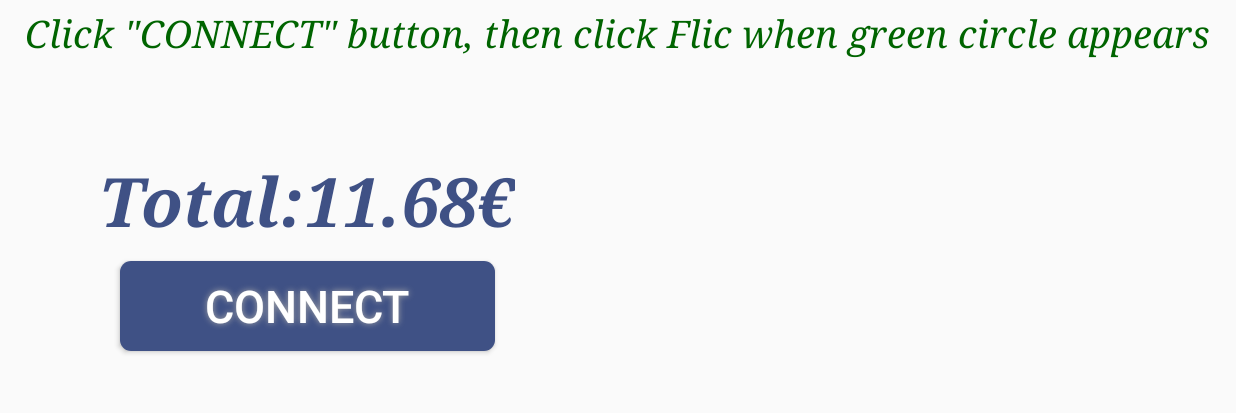
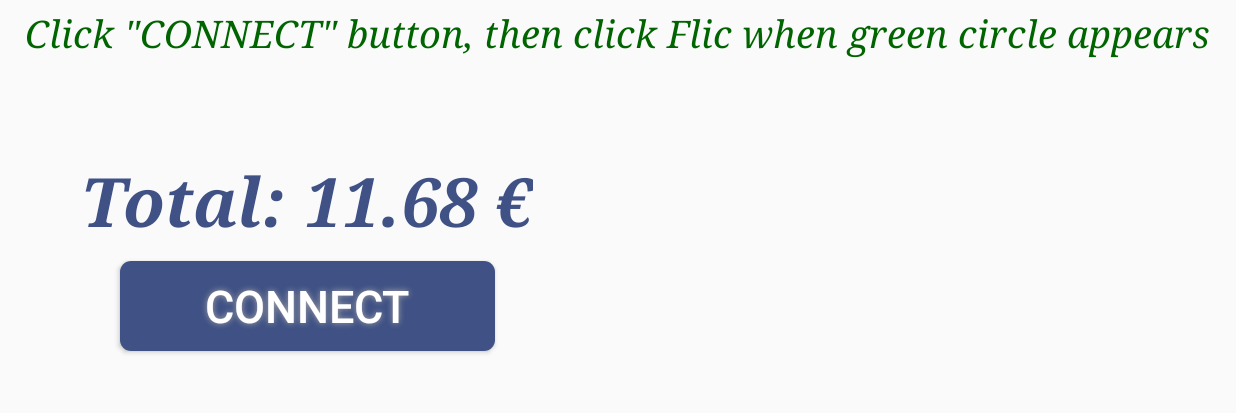
Before and after one commit to LiPingjiang/FlicPay, an Android app: the screen it shows after launch (MainActivity), on a phone screen of 824 x 412 dp (held sideways), the part 139-552 px from its top. Run offline under Robolectric (Android 15) with nearby library versions, the phone set to English and light mode, and no system bars; libraries missing offline, so code that uses them is left out: com.loopj.android, cz.msebera.android; 1 statement that could not run was skipped.

Commit message:
fix string format bugs

```diff
--- a/FlicPay/app/src/main/java/com/example/l/flicpay/MainActivity.java
+++ b/FlicPay/app/src/main/java/com/example/l/flicpay/MainActivity.java
@@ -122,19 +122,7 @@ public class MainActivity extends Activity {
     protected void onCreate(Bundle savedInstanceState) {
         super.onCreate(savedInstanceState);
 
-        setContentView(R.layout.layout_start);
-
-        Handler hd=new Handler();
-        Runnable rb=new Runnable(){
-            @Override
-            public void run() {
-                initializeSecondView();
-            }
-        };
-        hd.postDelayed(rb, 3500);
-
-
-
+        initializeFirstView();
 
     }
 
@@ -181,7 +169,7 @@ public class MainActivity extends Activity {
 
     @Override
     protected void onDestroy() {
-        FlicManager.destroyInstance();
+//        FlicManager.destroyInstance();
         super.onDestroy();
     }
     private void startPairing(){
@@ -306,13 +294,25 @@ public class MainActivity extends Activity {
             }
         }
     }
+    private void initializeFirstView(){
+        setContentView(R.layout.layout_start);
+
+        Handler hd=new Handler();
+        Runnable rb=new Runnable(){
+            @Override
+            public void run() {
+                initializeSecondView();
+            }
+        };
+        hd.postDelayed(rb, 3500);
+    }
     private void initializeSecondView(){
         recording = false;
         c_counter = -1;
         setContentView(R.layout.activity_pair);
         Random random = new Random();
         price = ((double)random.nextInt(9999))/100;
-        ((TextView) findViewById(R.id.txt_price)).setText("Total:"+price+"\u20AC");
+        ((TextView) findViewById(R.id.txt_price)).setText(String.format( "Total: %.2f \u20AC", price ));
         /**/
         btn_submit = (Button)findViewById(R.id.button_submit);
         btn_submit.setOnClickListener(new View.OnClickListener() {
@@ -345,7 +345,7 @@ public class MainActivity extends Activity {
     private void initializeThirdView(){
         //reset the layout
         setContentView(R.layout.activity_main);
-        ((TextView) findViewById(R.id.txt_price)).setText("Total: " + price + "\u20AC");
+        ((TextView) findViewById(R.id.txt_price)).setText(String.format( "Total: %.2f \u20AC", price ));
 
 //        btn_start = (Button)findViewById(R.id.button);
 //        btn_start.setOnClickListener(new View.OnClickListener() {
@@ -533,6 +533,7 @@ public class MainActivity extends Activity {
             @Override
             public void onSuccess(int statusCode, Header[] headers, byte[] responseBody) {
                 Toast.makeText(getApplicationContext(), "Transaction succeeded",Toast.LENGTH_SHORT).show();
+                initializeFirstView();
             }
 
             @Override
```
